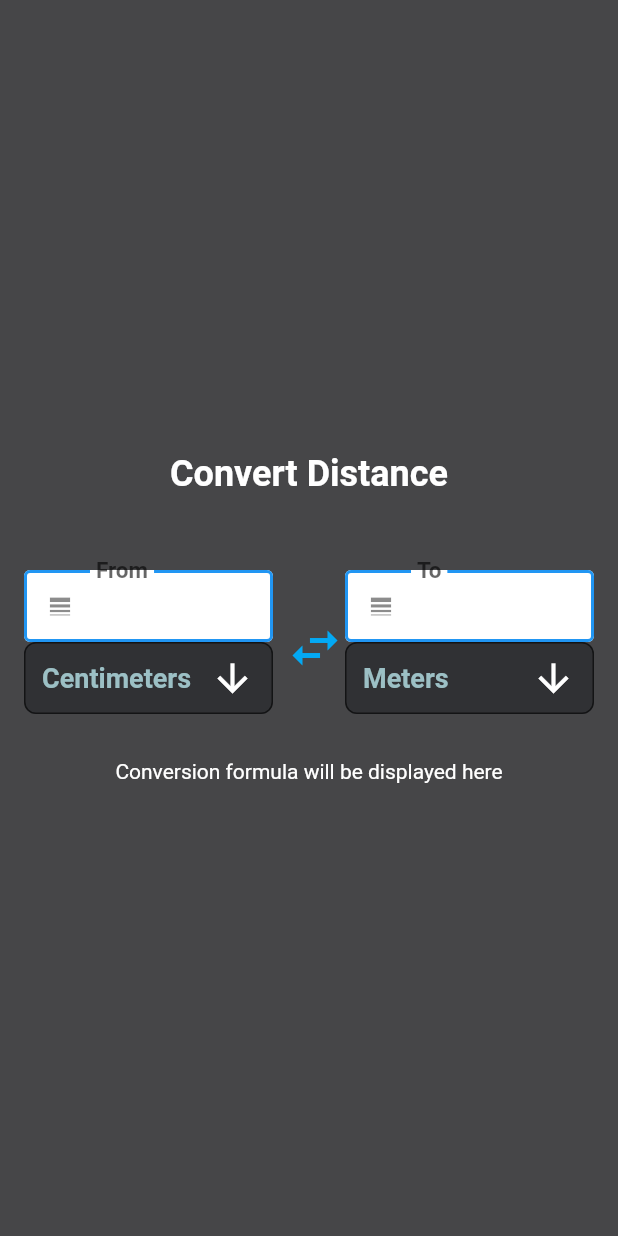
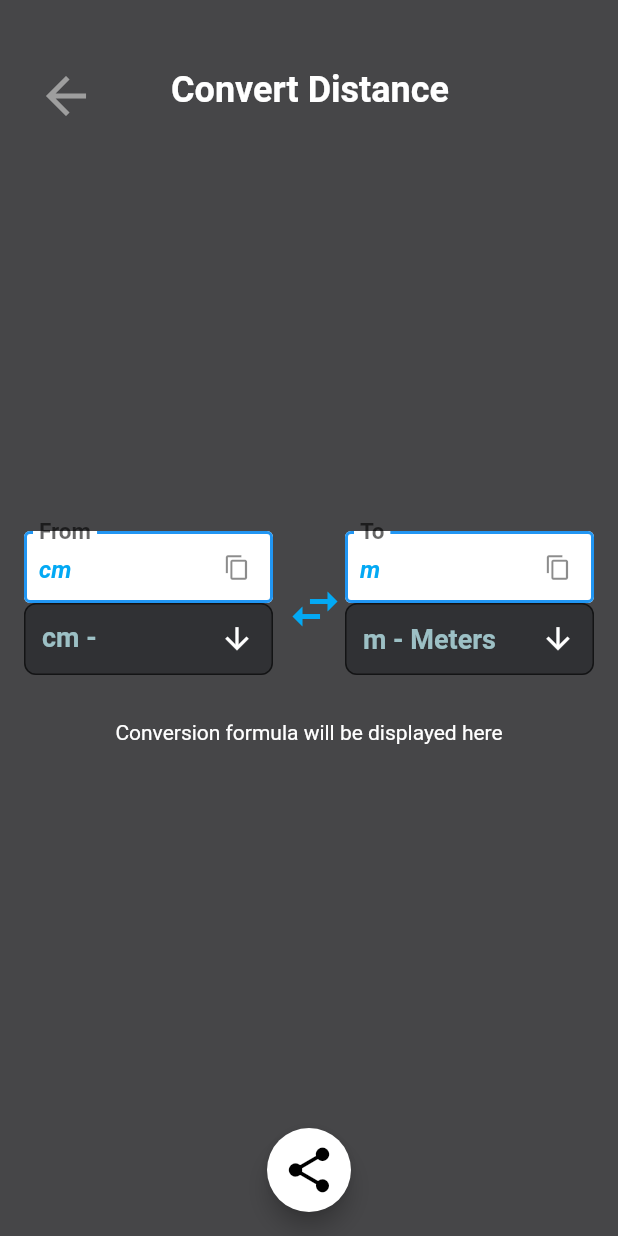
Before and after one commit to VictorCuerdo/InfiniCalc, a Flutter app: the DistanceUnitConverter screen opened by its route, after a tap on the "swap horiz" icon, on a phone screen of 412 x 824 dp. Run offline on Flutter 3.47's test engine with Material 2 defaults, Android fonts, the phone set to English and light mode, and no system bars; drawn by our look-alikes of screenshot; our stand-ins replace easy_localization, flutter_colorpicker, share_plus, shared_preferences; missing offline and left inert: flutter_math_fork; accounts and stored records are empty.

Commit message:
distance convertor

```diff
--- a/lib/widgets/conversions/distance.dart
+++ b/lib/widgets/conversions/distance.dart
@@ -1,6 +1,12 @@
 // ignore_for_file: library_private_types_in_public_api
+import 'dart:io';
 
 import 'package:flutter/material.dart';
+import 'package:flutter/services.dart';
+import 'package:infinicalc/controllers/navigation_utils.dart';
+import 'package:path_provider/path_provider.dart';
+import 'package:screenshot/screenshot.dart';
+import 'package:share_plus/share_plus.dart';
 
 class DistanceUnitConverter extends StatefulWidget {
   const DistanceUnitConverter({super.key});
@@ -12,43 +18,130 @@ class DistanceUnitConverter extends StatefulWidget {
 class _DistanceUnitConverterState extends State<DistanceUnitConverter> {
   String fromUnit = 'Meters';
   String toUnit = 'Centimeters';
+  // Removed duplicate declarations of TextEditingController
   final TextEditingController fromController = TextEditingController();
   final TextEditingController toController = TextEditingController();
-// This variable will hold the current prefix icon or text, it starts with an icon.
-  Widget _fromPrefix = const Icon(Icons.line_weight);
-  Widget _toPrefix = const Icon(Icons.line_weight);
+
+  // Using string variables for prefixes
+  String fromPrefix = 'm';
+  String toPrefix = 'cm';
+  final ScreenshotController screenshotController = ScreenshotController();
+
+  @override
+  void initState() {
+    super.initState();
+    // Add the convert function as a listener to both text controllers.
+    fromController.addListener(convert);
+    toController.addListener(convert);
+  }
+
+  @override
+  void dispose() {
+    fromController.dispose();
+    toController.dispose();
+    super.dispose();
+  }
+
+  void _takeScreenshotAndShare() async {
+    // Capture the screenshot using the screenshotController
+    final Uint8List? imageBytes = await screenshotController.capture();
+    if (imageBytes != null) {
+      // Get temporary directory
+      final directory = await getTemporaryDirectory();
+      final imagePath = await File('${directory.path}/screenshot.png').create();
+      await imagePath.writeAsBytes(imageBytes);
+
+      // Using shareXFiles
+      await Share.shareXFiles([XFile(imagePath.path)],
+          text: 'Check out my distance result!');
+    }
+  }
 
   void convert() {
-    // Conversion logic will go here
-    // Update `toValue` based on `fromValue` and selected units
+    // Check if the text in fromController is not empty and is a valid number before converting
+    if (fromController.text.isEmpty) return;
+    var fromValue = double.tryParse(fromController.text);
+    if (fromValue == null)
+      return; // Could not parse the number, handle this case appropriately.
+
+    double toValue;
+
+    if (fromUnit == 'Meters' && toUnit == 'Centimeters') {
+      // If converting from Meters to Centimeters, multiply by 100
+      toValue = fromValue * 100;
+    } else if (fromUnit == 'Centimeters' && toUnit == 'Meters') {
+      // If converting from Centimeters to Meters, divide by 100
+      toValue = fromValue / 100;
+    } else {
+      // If neither Meters nor Centimeters is selected, do not convert
+      // You will later add more conditions here for other units
+      return;
+    }
+
+    // Update the 'to' field with the converted value
+    // Ensure that you update the UI on the main thread
+    setState(() {
+      toController.text = toValue
+          .toStringAsFixed(2); // Formats the number to have 2 decimal places
+    });
   }
 
   void swapUnits() {
     setState(() {
       String tempUnit = fromUnit;
+      String tempPrefix = fromPrefix;
       String tempValue = fromController.text;
 
       fromUnit = toUnit;
+      fromPrefix = toPrefix;
       fromController.text = toController.text;
 
       toUnit = tempUnit;
+      toPrefix = tempPrefix;
       toController.text = tempValue;
 
       convert();
     });
   }
 
+  void copyToClipboard(String text, BuildContext context) {
+    Clipboard.setData(ClipboardData(text: text));
+    ScaffoldMessenger.of(context).showSnackBar(
+      const SnackBar(
+        content: Text("Conversion result copied to clipboard!"),
+        duration: Duration(seconds: 2),
+      ),
+    );
+  }
+
   @override
   Widget build(BuildContext context) {
-    return Scaffold(
+    return Screenshot(
+      controller: screenshotController,
+      child: Scaffold(
         backgroundColor: const Color(0xFF464648),
         body: Padding(
           padding: const EdgeInsets.all(16.0),
           child: Column(
-          mainAxisAlignment: MainAxisAlignment.center,
             crossAxisAlignment: CrossAxisAlignment.stretch,
             children: [
-            const Spacer(),
+              const SizedBox(height: 20), // Adjust space as needed
+              Row(
+                mainAxisAlignment: MainAxisAlignment.start,
+                children: [
+                  IconButton(
+                    onPressed: () {
+                      context.navigateTo(
+                          '/unit'); // Assuming you have this route defined somewhere
+                    },
+                    icon: const Icon(
+                      Icons.arrow_back,
+                      size: 40,
+                      color: Colors.grey,
+                    ),
+                  ),
+                  const SizedBox(
+                      width: 50), // Space between the icon and the text
                   const Text(
                     'Convert Distance',
                     style: TextStyle(
@@ -56,24 +149,26 @@ class _DistanceUnitConverterState extends State<DistanceUnitConverter> {
                       fontWeight: FontWeight.bold,
                       color: Colors.white,
                     ),
-              textAlign: TextAlign.center,
                   ),
-            const SizedBox(height: 50), // Adjust space as needed
+                ],
+              ),
+              const SizedBox(height: 270), // Adjust space as needed
               Row(
                 mainAxisAlignment: MainAxisAlignment.spaceEvenly,
                 children: [
-                _buildUnitColumn('From', fromController, fromUnit,
+                  _buildUnitColumn('From', fromController, fromUnit, fromPrefix,
                       true), // for 'From' column
                   IconButton(
                     icon: const Icon(
                       Icons
                           .swap_horiz, // Changed to swap_vert for a more intuitive design
                       color: Colors.lightBlue,
-                      size: 40), // Size increased
+                      size: 40,
+                    ), // Size increased
                     onPressed: swapUnits,
                   ),
-                _buildUnitColumn(
-                    'To', toController, toUnit, false), // for 'To' column
+                  _buildUnitColumn('To', toController, toUnit, toPrefix,
+                      false), // for 'To' column
                 ],
               ),
               const SizedBox(height: 30),
@@ -82,30 +177,71 @@ class _DistanceUnitConverterState extends State<DistanceUnitConverter> {
                 style: TextStyle(color: Colors.white),
                 textAlign: TextAlign.center,
               ),
-            const Spacer(),
             ],
           ),
+        ),
+        floatingActionButton: FloatingActionButton(
+          onPressed: _takeScreenshotAndShare, // Updated to the new function
+          backgroundColor: Colors.white,
+          child: const Icon(Icons.share, size: 36, color: Colors.black),
+        ),
+        floatingActionButtonLocation: FloatingActionButtonLocation.centerFloat,
       ),
     );
   }
 
-  // This method will help to determine the prefix based on the unit
-  Widget _getPrefix(String unit) {
+  String _getPrefix(String unit) {
     switch (unit) {
+      case 'Picometers':
+        return 'pm';
+      case 'Nanometers':
+        return 'nm'; // Example text
+      case 'Micrometers':
+        return 'µm'; // Just an example icon
+      case 'Millimeters':
+        return 'mm';
+      case 'Centimeters':
+        return 'cm'; // Just an example icon
       case 'Meters':
-        return const Text('M',
-            style: TextStyle(fontSize: 18.0)); // Just an example icon
-      case 'Centimeters':
-        return const Text('CM',
-            style: TextStyle(fontSize: 18.0)); // Example text
-      // Add other cases for different units with different icons or text
+        return 'm';
+      case 'Kilometers':
+        return 'km'; // Just an example icon
+      case 'Angstrom':
+        return 'Å';
+      case 'Thou':
+        return 'thou';
+      case 'Inches':
+        return 'in'; // Just an example icon
+      case 'Feet':
+        return 'ft';
+      case 'Yards':
+        return 'yd'; // Just an example icon
+      case 'Chains':
+        return 'ch';
+      case 'Furlongs':
+        return 'fur';
+      case 'Miles':
+        return 'mi'; // Just an example icon
+      case 'Fathoms':
+        return 'fth';
+      case 'Cables':
+        return 'cable'; // Just an example icon
+      case 'Nautical miles':
+        return 'NM';
+      case 'Astronomical units':
+        return 'au';
+      case 'Light years':
+        return 'ly'; // Just an example icon
+      case 'Parsecs':
+        return 'pc';
+
       default:
-        return const Icon(Icons.line_weight); // Default icon
+        return '';
     }
   }
 
   Widget _buildUnitColumn(String label, TextEditingController controller,
-      String unit, bool isFrom) {
+      String unit, String prefix, bool isFrom) {
     return Expanded(
       child: Column(
         mainAxisSize: MainAxisSize.min,
@@ -114,15 +250,15 @@ class _DistanceUnitConverterState extends State<DistanceUnitConverter> {
             controller: controller,
             keyboardType: TextInputType.number,
             textAlign: TextAlign.center,
+            onSubmitted: (value) => convert(), // <-- Add this line
             style: const TextStyle(
               fontSize: 20,
               fontWeight: FontWeight.bold,
               color: Colors.black,
             ),
             decoration: InputDecoration(
+              // Removed prefix from labelText
               labelText: label,
-              prefixIcon:
-                  isFrom ? _fromPrefix : _toPrefix, // Use respective prefix
               filled: true,
               fillColor: Colors.white,
               border: OutlineInputBorder(
@@ -131,14 +267,25 @@ class _DistanceUnitConverterState extends State<DistanceUnitConverter> {
               enabledBorder: const OutlineInputBorder(
                 borderSide: BorderSide(color: Colors.blue, width: 2.0),
               ),
+              // Removed floatingLabelBehavior as we are no longer using the label as a prefix
               floatingLabelBehavior: FloatingLabelBehavior.always,
               contentPadding:
                   const EdgeInsets.symmetric(vertical: 10.0, horizontal: 10.0),
               isDense: true,
+              // Add a prefix Text widget with the prefix variable
+              prefix: Text('$prefix ',
+                  style: const TextStyle(
+                      color: Colors.lightBlue,
+                      fontSize: 16,
+                      fontWeight: FontWeight.bold,
+                      fontStyle: FontStyle.italic)),
+              suffixIcon: IconButton(
+                icon: const Icon(Icons.content_copy),
+                onPressed: () => copyToClipboard(controller.text, context),
               ),
             ),
-          _buildDropdownButton(label.toLowerCase(), unit,
-              isFrom), // Pass the 'isFrom' flag // Pass the 'isFrom' flag
+          ),
+          _buildDropdownButton(label.toLowerCase(), unit, isFrom),
         ],
       ),
     );
@@ -146,7 +293,7 @@ class _DistanceUnitConverterState extends State<DistanceUnitConverter> {
 
   // Correct the method signature by adding the isFrom parameter
   Widget _buildDropdownButton(String type, String currentValue, bool isFrom) {
-    final items = <String>[
+    List<DropdownMenuItem<String>> items = <String>[
       'Picometers',
       'Nanometers',
       'Micrometers',
@@ -167,12 +314,12 @@ class _DistanceUnitConverterState extends State<DistanceUnitConverter> {
       'Nautical miles',
       'Astronomical units',
       'Light years',
-      'Parsecs'
+      'Parsecs',
     ].map<DropdownMenuItem<String>>((String value) {
       return DropdownMenuItem<String>(
         value: value,
         child: Text(
-          value,
+          '${_getPrefix(value)} - $value', // '$value${_getPrefix(value)}-', // Swap these to put prefix before unit name
           style: const TextStyle(
             color: Color(0xFF9CC0C5),
             fontWeight: FontWeight.bold,
@@ -182,6 +329,7 @@ class _DistanceUnitConverterState extends State<DistanceUnitConverter> {
       );
     }).toList();
 
+    // Corrected to return DropdownButtonFormField with the proper items.
     return DropdownButtonFormField<String>(
       decoration: InputDecoration(
         // This will integrate the DropdownButtonFormField within the InputDecoration
@@ -196,20 +344,20 @@ class _DistanceUnitConverterState extends State<DistanceUnitConverter> {
         // You can adjust other styling as needed
       ),
       value: currentValue,
-      icon: const Icon(Icons.arrow_downward, color: Colors.white, size: 30),
-      elevation: 16,
+      icon: const Icon(Icons.arrow_downward, color: Colors.white, size: 23),
+      elevation: 14,
       isExpanded: true,
       onChanged: (String? newValue) {
         setState(() {
           if (isFrom) {
             fromUnit = newValue!;
             fromController.clear();
-            _fromPrefix = _getPrefix(
+            fromPrefix = _getPrefix(
                 newValue); // Update the prefix for the 'from' TextField
           } else {
             toUnit = newValue!;
             toController.clear();
-            _toPrefix = _getPrefix(
+            toPrefix = _getPrefix(
                 newValue); // Update the prefix for the 'to' TextField
           }
           convert();
--- a/pubspec.yaml
+++ b/pubspec.yaml
@@ -24,6 +24,10 @@ dependencies:
   provider: ^6.0.5
   shared_preferences: ^2.2.2
   easy_localization: ^3.0.3
+  share_plus: ^7.2.1
+  screenshot: ^2.1.0
+  path_provider: ^2.1.1
+  intl: ^0.18.1
 
 dev_dependencies:
   flutter_test:
```
Also changed, not shown: pubspec.lock, 8 other files. Lines whose indentation alone changed are shown as unchanged.
